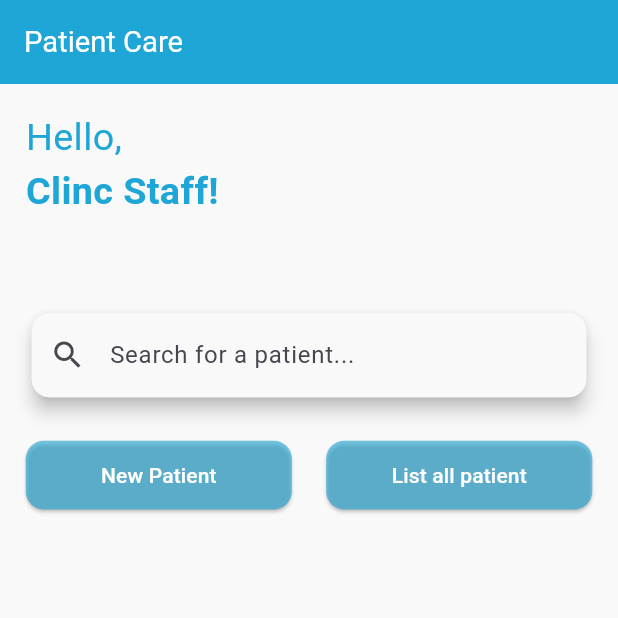
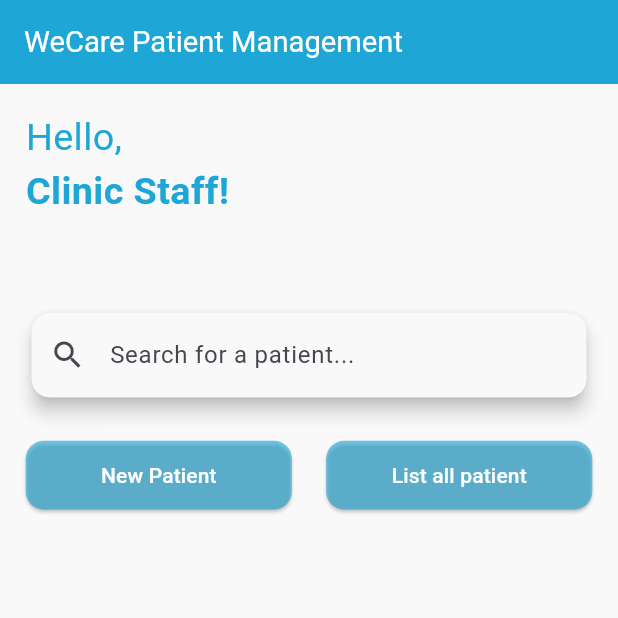
Before and after one commit to muayadhaddad59/Flutter-Patient, a Flutter app: the screen it shows after launch, on a phone screen of 412 x 824 dp, the top half of it. Run offline on Flutter 3.47's test engine with Material 3 defaults, Android fonts, the phone set to English and light mode, and no system bars; drawn by our look-alikes of crystal_navigation_bar; our stand-ins replace dartz, dio, equatable, flutter_bloc, flutter_screenutil, get_it and 6 more.

Commit message:
fixed typo and app icon for critical

```diff
--- a/lib/view/home/screen/home_screen.dart
+++ b/lib/view/home/screen/home_screen.dart
@@ -4,6 +4,7 @@ import 'package:patient/config/routes/app_routes.dart';
 import 'package:patient/core/utils/app_colors.dart';
 import 'package:patient/core/utils/navigator_extension.dart';
 
+//app home screen with search, nav bar, list, and add new patient option
 class HomeScreen extends StatelessWidget {
   const HomeScreen({super.key});
 
@@ -12,7 +13,7 @@ class HomeScreen extends StatelessWidget {
     return Scaffold(
       appBar: AppBar(
         title: const Text(
-          "Patient Care",
+          "WeCare Patient Management",
           style: TextStyle(color: Colors.white),
         ),
         backgroundColor: AppColors.primary,
@@ -73,7 +74,7 @@ class HomeScreen extends StatelessWidget {
         style: TextStyle(color: AppColors.primary, fontSize: 22.sp),
         children: const [
           TextSpan(
-              text: "\nClinc Staff!",
+              text: "\nClinic Staff!",
               style: TextStyle(fontWeight: FontWeight.w700))
         ]));
   }
--- a/lib/view/navBar/nav_bar.dart
+++ b/lib/view/navBar/nav_bar.dart
@@ -50,21 +50,21 @@ class _NavBarState extends State<NavBar> {
               selectedColor: Colors.white,
             ),
 
-            /// Favourite
+            /// critical patients
             CrystalNavigationBarItem(
-              icon: IconlyBold.heart,
-              unselectedIcon: IconlyLight.heart,
+              icon: IconlyBold.danger,
+              unselectedIcon: IconlyLight.danger,
               selectedColor: Colors.red,
             ),
 
-            /// Add
+            /// add new patient
             CrystalNavigationBarItem(
               icon: IconlyBold.plus,
               unselectedIcon: IconlyLight.plus,
               selectedColor: Colors.white,
             ),
 
-            /// Profile
+            /// list all patients
             CrystalNavigationBarItem(
               icon: IconlyBold.user_2,
               unselectedIcon: IconlyLight.user,
```
